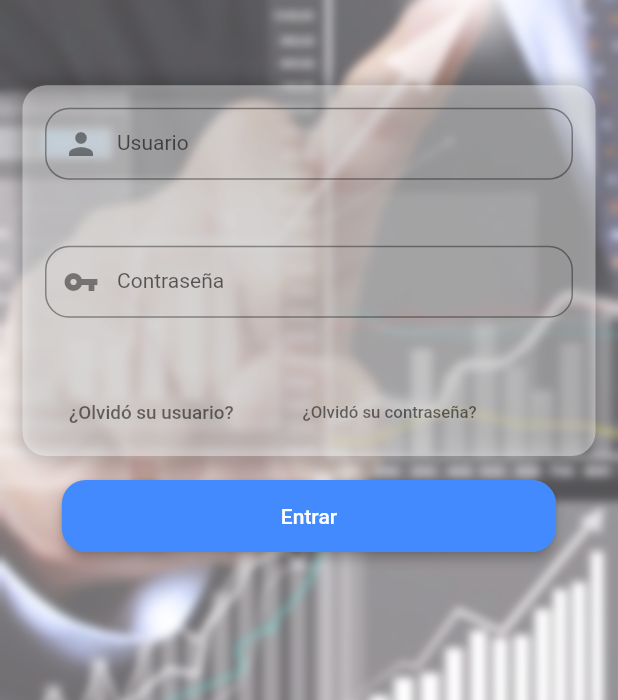
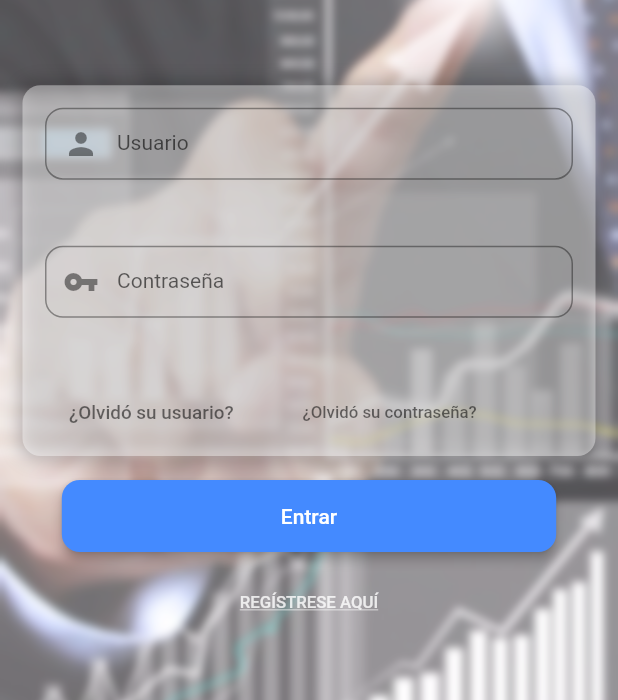
Before and after one commit to RonaldVega14/LoginSGB3, a Flutter app: the screen it shows after launch, on a phone screen of 412 x 824 dp. Shown: the part 276-976 px from the top of the screen. Run offline on Flutter 3.47's test engine with Material 2 defaults, Android fonts, the phone set to English and light mode, and no system bars.

Commit message:
Agregando texto de crear usuario

```diff
--- a/login_page_sgb/lib/main.dart
+++ b/login_page_sgb/lib/main.dart
@@ -33,9 +33,11 @@ class _MyHomePageState extends State<MyHomePage> {
     return Scaffold(
       backgroundColor: Colors.transparent,
       resizeToAvoidBottomPadding: false,
-      body: Center(
-        child: LoginScreen(),
-      ), // This trailing comma makes auto-formatting nicer for build methods.
+      body: SafeArea(
+        child: Center(
+          child: LoginScreen(),
+        ), // This trailing comma makes auto-formatting nicer for build methods.
+      ),
     );
   }
 }
--- a/login_page_sgb/lib/pages/login_screen.dart
+++ b/login_page_sgb/lib/pages/login_screen.dart
@@ -17,27 +17,6 @@ class LoginScreen extends StatefulWidget {
     super.initState();
   }
 
-  @override
-  Widget build(BuildContext context) {
-    return Container(
-      child: Stack(
-        fit: StackFit.expand,
-        children: <Widget>[
-          Image.asset(
-            'assets/images/bg_sgb.jpg',
-            fit:BoxFit.cover
-          ),
-          BackdropFilter(
-            filter: ui.ImageFilter.blur(sigmaX: 3.0, sigmaY: 3.0),
-            child: Container(
-              color: Colors.white.withOpacity(0.3),
-            ),
-          ),
-          _buildContent(),
-        ],
-      ),
-    );
-  }
 
 //Contruye todos los elementos y los muestra sobre la imagen de fondo
   Widget _buildContent(){
@@ -47,7 +26,8 @@ class LoginScreen extends StatefulWidget {
         children: <Widget>[
           _buildLogo(),
           LoginForm(),
-          _buildButton()
+          _buildButton(),
+          _buildRegistration()
         ],
       ),
     );
@@ -72,7 +52,7 @@ class LoginScreen extends StatefulWidget {
   Widget _buildButton(){
     return Material(
       elevation: 3.0,
-      borderRadius: BorderRadius.circular(16.0),
+      borderRadius: BorderRadius.circular(12.0),
       color: Colors.blueAccent,
       child: MaterialButton(
         minWidth: MediaQuery.of(context).size.width * .80,
@@ -84,4 +64,52 @@ class LoginScreen extends StatefulWidget {
       ),
     );
   }
+
+//Construye la linea de texto para registrarse.
+  Widget _buildRegistration(){
+    return Padding(
+      padding: const EdgeInsets.fromLTRB(0.0, 10.0, 0.0, 5.0),
+      child: Container(
+        child: _buildRegistrationButton(),
+      ),
+
+    );
+  }
+
+  Widget _buildRegistrationButton(){
+    return FlatButton(
+      onPressed: (){},
+      child: Text("REGÍSTRESE AQUÍ",
+
+        textScaleFactor: 0.8,
+        textAlign: TextAlign.center,
+        style: TextStyle(fontFamily: 'Roboto', fontSize: 14.0, color: Colors.white.withOpacity(0.8),decoration: TextDecoration.underline)
+        ),
+      );
+  }
+
+
+
+  @override
+  Widget build(BuildContext context) {
+    return Container(
+      child: Stack(
+        fit: StackFit.expand,
+        children: <Widget>[
+          Image.asset(
+            'assets/images/bg_sgb.jpg',
+            fit:BoxFit.cover
+          ),
+          BackdropFilter(
+            filter: ui.ImageFilter.blur(sigmaX: 3.0, sigmaY: 3.0),
+            child: Container(
+              color: Colors.white.withOpacity(0.3),
+            ),
+          ),
+          _buildContent(),
+        ],
+      ),
+    );
+  }
+
 }
--- a/login_page_sgb/lib/widgets/login_form.dart
+++ b/login_page_sgb/lib/widgets/login_form.dart
@@ -5,7 +5,7 @@ class LoginForm extends StatelessWidget {
   BoxDecoration _buildShadowAndRoundedCorners(){
     return BoxDecoration(
       color: Colors.white.withOpacity(0.4),
-      borderRadius: BorderRadius.circular(16.0),
+      borderRadius: BorderRadius.circular(12.0),
       boxShadow: <BoxShadow>[
         BoxShadow(
           spreadRadius: 2.0,
@@ -29,7 +29,7 @@ class LoginForm extends StatelessWidget {
           labelText: 'Usuario',
           contentPadding: EdgeInsets.fromLTRB(0.0, 0.0, 0.0, 0.0),
           border: OutlineInputBorder(
-            borderRadius: BorderRadius.circular(16.0)
+            borderRadius: BorderRadius.circular(12.0)
           )
         ),
       ),
@@ -49,7 +49,7 @@ class LoginForm extends StatelessWidget {
           labelText: 'Contraseña',
           contentPadding: EdgeInsets.fromLTRB(0.0, 0.0, 0.0, 0.0),
           border: OutlineInputBorder(
-            borderRadius: BorderRadius.circular(16.0)
+            borderRadius: BorderRadius.circular(12.0)
           )
         ),
       ),
```
